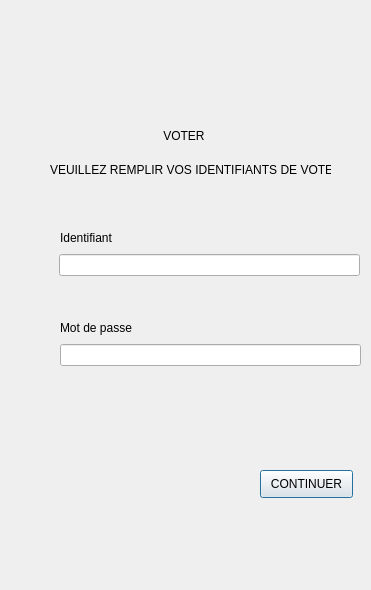
enst-abstention/votesAlternatifsTD5_SimporeLemaitre, file Codes/biblio/ui/signInVote.ui: the form before one commit.
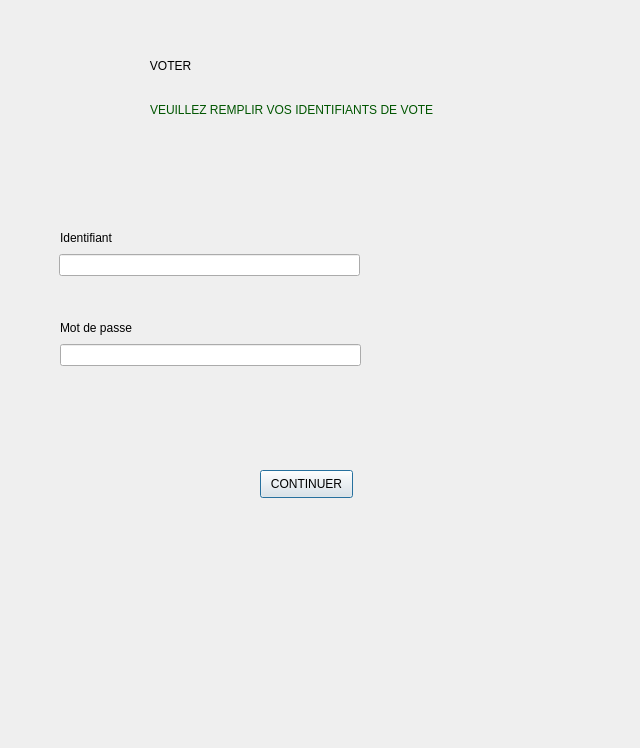
The form after the commit. Icons and pictures are not drawn.

What changed in the file:
```diff
--- a/Codes/biblio/ui/signInVote.ui
+++ b/Codes/biblio/ui/signInVote.ui
@@ -6,41 +6,48 @@
    <rect>
     <x>0</x>
     <y>0</y>
-    <width>371</width>
-    <height>590</height>
+    <width>640</width>
+    <height>748</height>
    </rect>
   </property>
   <property name="windowTitle">
    <string>Dialog</string>
   </property>
-  <property name="modal">
-   <bool>true</bool>
+  <property name="styleSheet">
+   <string notr="true">background-image: url(:/9/IHM/urneess.jpg);
+background-image: url(:/9/urneess.jpg);</string>
   </property>
   <widget class="QLabel" name="label">
    <property name="geometry">
     <rect>
-     <x>130</x>
-     <y>110</y>
-     <width>91</width>
+     <x>140</x>
+     <y>40</y>
+     <width>271</width>
      <height>51</height>
     </rect>
    </property>
-   <property name="text">
-    <string>          VOTER</string>
+   <property name="styleSheet">
+    <string notr="true">font: 8pt &quot;Kristen ITC&quot;;
+font: 24pt &quot;Kristen ITC&quot;;</string>
    </property>
-   <property name="alignment">
-    <set>Qt::AlignLeading|Qt::AlignLeft|Qt::AlignVCenter</set>
+   <property name="text">
+    <string>   VOTER</string>
    </property>
   </widget>
   <widget class="QLabel" name="label_2">
    <property name="geometry">
     <rect>
-     <x>50</x>
-     <y>160</y>
-     <width>281</width>
+     <x>150</x>
+     <y>100</y>
+     <width>361</width>
      <height>20</height>
     </rect>
    </property>
+   <property name="styleSheet">
+    <string notr="true">color: rgb(0, 85, 0);
+font: 8pt &quot;Kristen ITC&quot;;
+font: 8pt &quot;Kristen ITC&quot;;</string>
+   </property>
    <property name="text">
     <string>VEUILLEZ REMPLIR VOS IDENTIFIANTS DE VOTE</string>
    </property>
```
Left out of the diff: 21 changed lines with no effect on the pictures.
